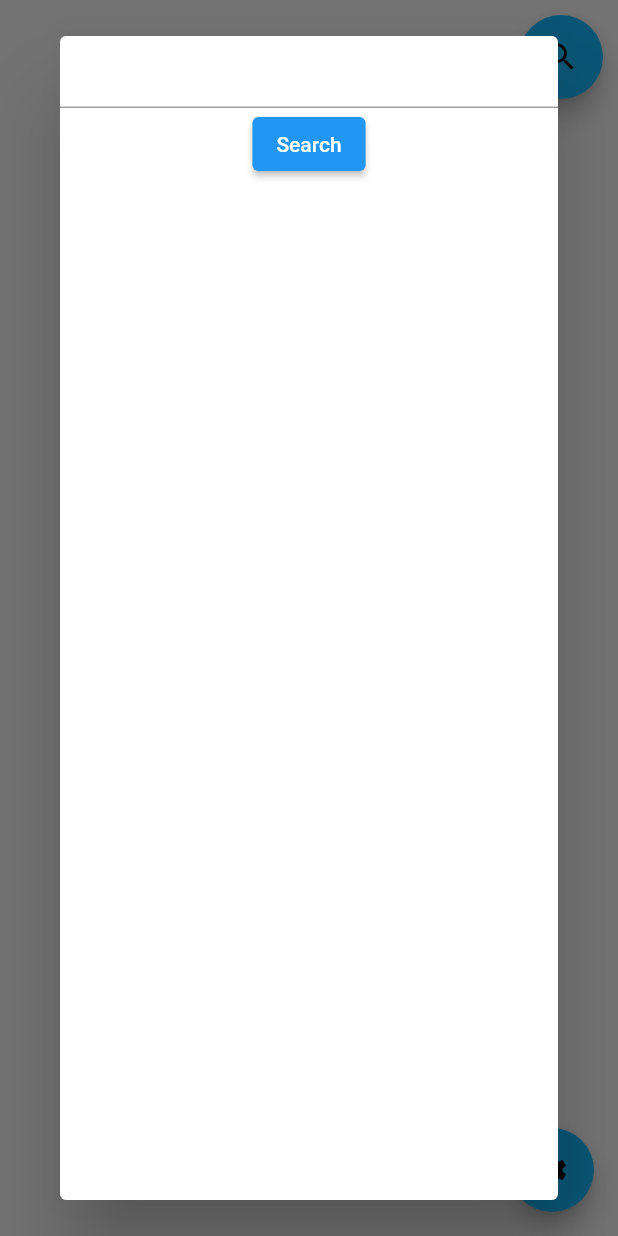
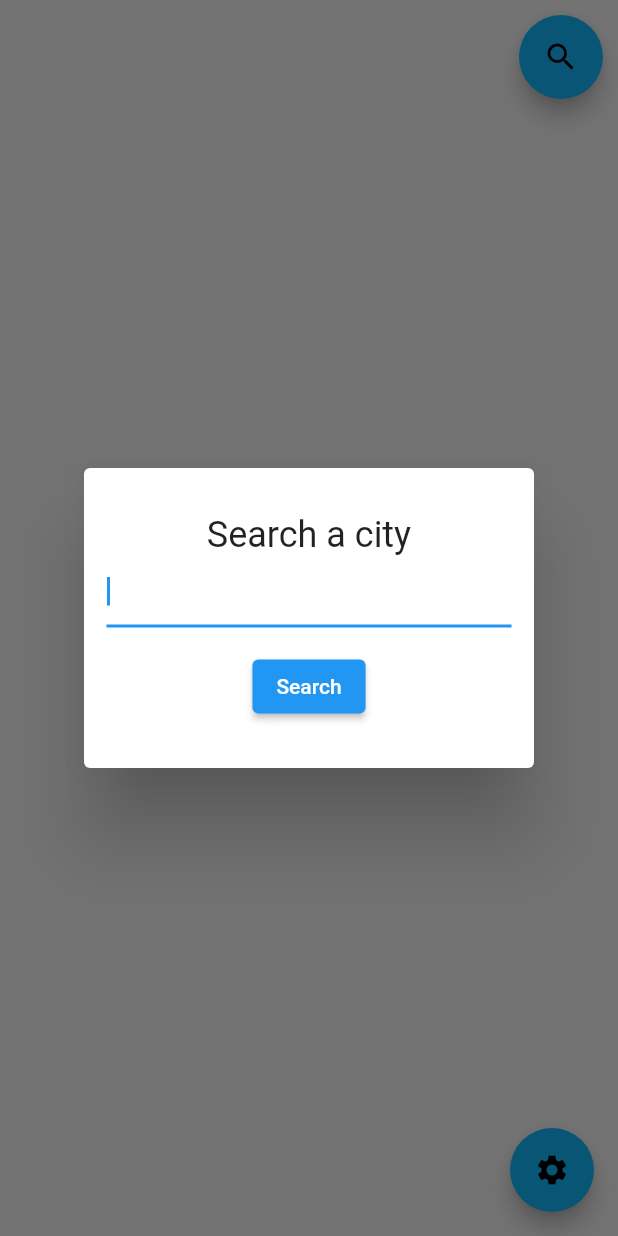
Before and after one commit to erickzanardo/bit_weather, a Flutter app: the screen it shows after launch, after a tap on the "search" icon, on a phone screen of 412 x 824 dp. Run offline on Flutter 3.47's test engine with Material 2 defaults, Android fonts, the phone set to English and light mode, and no system bars; our stand-ins replace bloc, dio, equatable, flutter_bloc, shared_preferences; generated files the repository leaves out were written again.

Commit message:
Improving the city selection dialog a little bit

```diff
--- a/lib/l10n/arb/app_en.arb
+++ b/lib/l10n/arb/app_en.arb
@@ -18,5 +18,6 @@
     "settings": "Settings",
     "errorView": "Something wrong happened, please try again",
     "loadingView": "Searching...",
-    "locationNotFoundView": "City not found"
+    "locationNotFoundView": "City not found",
+    "searchCity": "Search a city"
 }
--- a/lib/l10n/arb/app_pt.arb
+++ b/lib/l10n/arb/app_pt.arb
@@ -18,5 +18,6 @@
     "settings": "Configurações",
     "errorView": "Problemas ao buscar previsão, por favor tente novamente",
     "loadingView": "Pesquisando...",
-    "locationNotFoundView": "Cidade não encontrada"
+    "locationNotFoundView": "Cidade não encontrada",
+    "searchCity": "Buscar cidade"
 }
--- a/lib/weather_page/widgets/location_selection.dart
+++ b/lib/weather_page/widgets/location_selection.dart
@@ -32,11 +32,25 @@ class _LocationSelectionState extends State<LocationSelection> {
   Widget build(BuildContext context) {
     final l10n = context.l10n;
     return Dialog(
+      child: Container(
+        width: 300,
+        height: 200,
+        padding: const EdgeInsets.all(15),
         child: Column(
+          mainAxisAlignment: MainAxisAlignment.spaceEvenly,
           children: [
+            Column(
+              children: [
+                Text(
+                  l10n.searchCity,
+                  style: Theme.of(context).textTheme.headline5,
+                ),
                 TextField(
+                  autofocus: true,
                   key: const Key('city_text_field'),
                   controller: _controller,
+                ),
+              ],
             ),
             ElevatedButton(
               onPressed: _onSelect,
@@ -44,6 +58,7 @@ class _LocationSelectionState extends State<LocationSelection> {
             )
           ],
         ),
+      ),
     );
   }
 }
```
Lines whose indentation alone changed are shown as unchanged.
